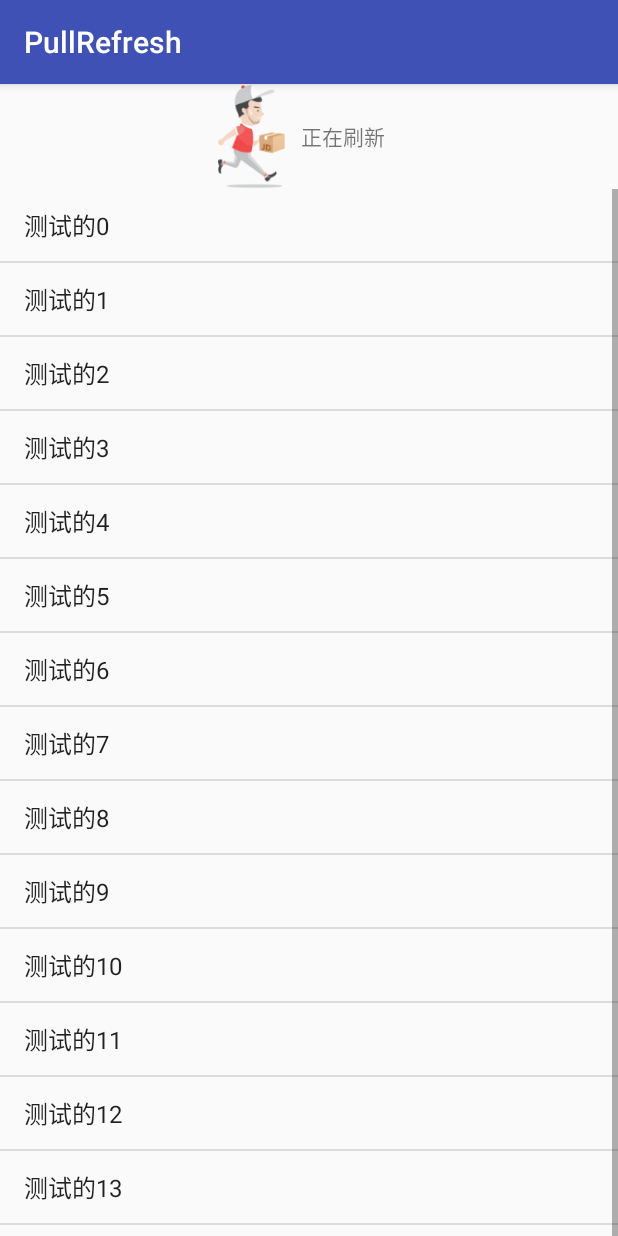
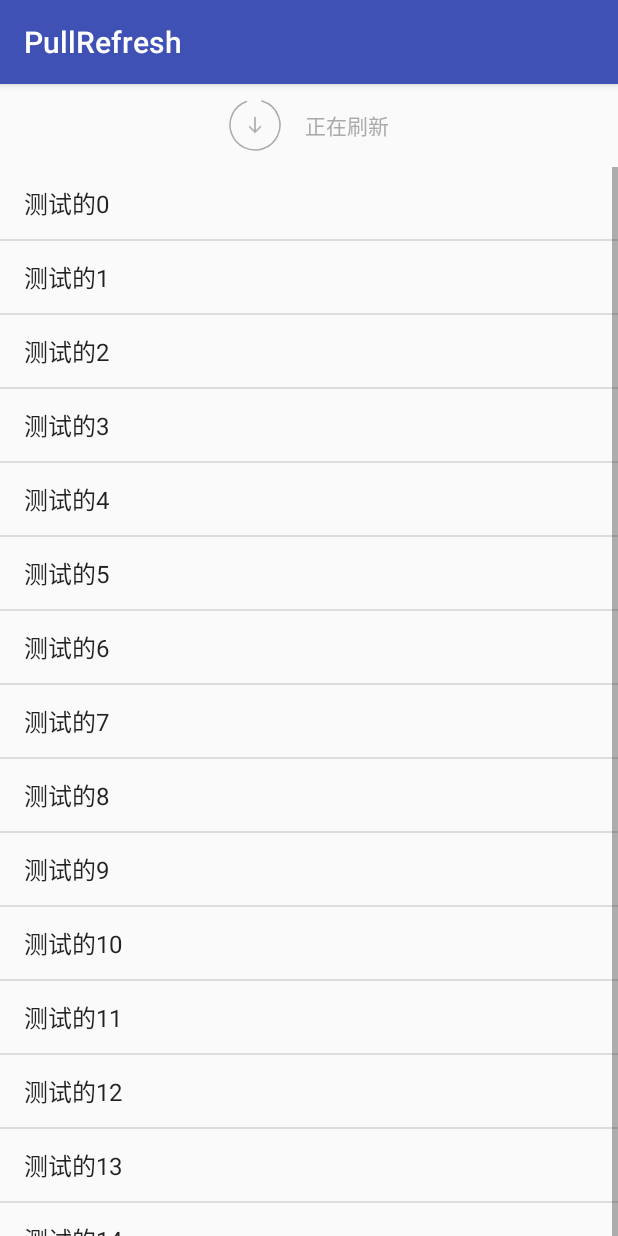
Before and after one commit to yixiaolunhui/PullRefresh, an Android app: the first screen one second after launch (MainActivity), on a phone screen of 412 x 824 dp. Run offline under Robolectric (Android 15) with nearby library versions, the phone set to English and light mode, and no system bars.

Commit message:
1、增加淘宝下拉刷新样式

```diff
--- a/app/src/main/java/com/dalong/pullrefresh/MainActivity.java
+++ b/app/src/main/java/com/dalong/pullrefresh/MainActivity.java
@@ -8,9 +8,7 @@ import android.util.Log;
 import android.widget.ArrayAdapter;
 import android.widget.ListView;
 
-import com.dalong.pullrefresh.view.jd.JDRefreshLayout;
-import com.dalong.pullrefresh.view.meituan.MeiTuanRefreshView;
-import com.dalong.pullrefresh.view.qq.QQRefreshView;
+import com.dalong.pullrefresh.view.ring.RingRefreshView;
 import com.dalong.refreshlayout.OnRefreshListener;
 
 import java.util.ArrayList;
@@ -18,7 +16,7 @@ import java.util.List;
 
 public class MainActivity extends AppCompatActivity {
 
-    private JDRefreshLayout refreshview;
+    private RingRefreshView refreshview;
     private ListView listview;
 
     public List<String> list=new ArrayList<>();
@@ -28,7 +26,7 @@ public class MainActivity extends AppCompatActivity {
         super.onCreate(savedInstanceState);
         setContentView(R.layout.activity_main);
         initData();
-        refreshview=(JDRefreshLayout)findViewById(R.id.refreshview);
+        refreshview=(RingRefreshView)findViewById(R.id.refreshview);
         listview=(ListView)findViewById(R.id.listview);
         refreshview.setAutoRefresh(true);
         refreshview.setOnRefreshListener(new OnRefreshListener() {
--- /dev/null
+++ b/app/src/main/java/com/dalong/pullrefresh/view/ring/RingHeader.java
@@ -0,0 +1,97 @@
+package com.dalong.pullrefresh.view.ring;
+
+import android.content.Context;
+import android.util.Log;
+import android.view.LayoutInflater;
+import android.view.View;
+import android.view.ViewGroup;
+import android.view.animation.AnimationUtils;
+import android.view.animation.LinearInterpolator;
+import android.view.animation.RotateAnimation;
+import android.widget.RelativeLayout;
+import android.widget.TextView;
+
+import com.dalong.pullrefresh.R;
+import com.dalong.pullrefresh.widget.RingProgressBar;
+import com.dalong.refreshlayout.OnHeaderListener;
+
+/**
+ * Created by zhouweilong on 2016/10/25.
+ */
+
+public class RingHeader extends RelativeLayout implements OnHeaderListener {
+
+    private  RotateAnimation refreshingAnimation;
+    private  TextView ring_refresh_status;
+    private  RingProgressBar progress_bar;
+    private View headerView;
+
+    public RingHeader(Context context) {
+        super(context);
+        headerView= LayoutInflater.from(context).inflate(R.layout.ring_refresh_header, this, true);
+        progress_bar=(RingProgressBar)headerView.findViewById(R.id.progress_bar);
+        ring_refresh_status=(TextView)headerView.findViewById(R.id.ring_refresh_status);
+        refreshingAnimation = (RotateAnimation) AnimationUtils.loadAnimation(
+                context, R.anim.rotating);
+        // 添加匀速转动动画
+        LinearInterpolator lir = new LinearInterpolator();
+        refreshingAnimation.setInterpolator(lir);
+
+        measureView(headerView);
+        progress_bar.setProgress(90);
+    }
+    private void measureView(View child) {
+        ViewGroup.LayoutParams p = child.getLayoutParams();
+        if (p == null) {
+            p = new ViewGroup.LayoutParams(ViewGroup.LayoutParams.MATCH_PARENT,
+                    ViewGroup.LayoutParams.WRAP_CONTENT);
+        }
+        int childWidthSpec = ViewGroup.getChildMeasureSpec(0, 0 + 0, p.width);
+        int lpHeight = p.height;
+        int childHeightSpec;
+        if (lpHeight > 0) {
+            childHeightSpec = MeasureSpec.makeMeasureSpec(lpHeight,
+                    MeasureSpec.EXACTLY);
+        } else {
+            childHeightSpec = MeasureSpec.makeMeasureSpec(0,
+                    MeasureSpec.UNSPECIFIED);
+        }
+        child.measure(childWidthSpec, childHeightSpec);
+    }
+    @Override
+    public void onRefreshBefore(int scrollY, int refreshHeight, int headerHeight) {
+        int progress=(int) ((Math.abs(scrollY)/(1.0f*refreshHeight))*100);
+        ring_refresh_status.setText("下拉刷新");
+        progress_bar.setProgress(progress>90?90:progress);
+        progress_bar.setShowJT(true);
+    }
+
+    @Override
+    public void onRefreshAfter(int scrollY, int refreshHeight, int headerHeight) {
+        ring_refresh_status.setText("松开刷新");
+        progress_bar.setShowJT(false);
+    }
+
+    @Override
+    public void onRefreshReady(int scrollY, int refreshHeight, int headerHeight) {
+
+    }
+
+    @Override
+    public void onRefreshing(int scrollY, int refreshHeight, int headerHeight) {
+        ring_refresh_status.setText("正在刷新");
+        progress_bar.startAnimation(refreshingAnimation);
+    }
+
+    @Override
+    public void onRefreshComplete(int scrollY, int refreshHeight, int headerHeight, boolean isRefreshSuccess) {
+        ring_refresh_status.setText(isRefreshSuccess?"刷新完成":"刷新失败");
+        progress_bar.clearAnimation();
+    }
+
+    @Override
+    public void onRefreshCancel(int scrollY, int refreshHeight, int headerHeight) {
+        ring_refresh_status.setText("刷新取消");
+        progress_bar.clearAnimation();
+    }
+}
--- /dev/null
+++ b/app/src/main/java/com/dalong/pullrefresh/view/ring/RingRefreshView.java
@@ -0,0 +1,41 @@
+package com.dalong.pullrefresh.view.ring;
+
+
+import android.content.Context;
+import android.util.AttributeSet;
+
+import com.dalong.pullrefresh.view.qq.QQHeader;
+import com.dalong.refreshlayout.FooterView;
+import com.dalong.refreshlayout.RefreshLayout;
+
+/**
+ * Ring下拉刷新
+ * Created by zhouweilong on 2016/10/19.
+ */
+
+public class RingRefreshView extends RefreshLayout {
+
+    public RingRefreshView(Context context) {
+        super(context);
+    }
+
+    public RingRefreshView(Context context, AttributeSet attrs) {
+        super(context, attrs);
+    }
+
+    @Override
+    protected void onFinishInflate() {
+        super.onFinishInflate();
+        init();
+    }
+
+    public void init() {
+        RingHeader header = new RingHeader(getContext());
+        FooterView footer = new FooterView(getContext());
+
+        addHeader(header);
+        addFooter(footer);
+        setOnHeaderListener(header);
+        setOnFooterListener(footer);
+    }
+}
--- /dev/null
+++ b/app/src/main/java/com/dalong/pullrefresh/widget/RingProgressBar.java
@@ -0,0 +1,485 @@
+package com.dalong.pullrefresh.widget;
+
+import android.annotation.SuppressLint;
+import android.content.Context;
+import android.content.res.TypedArray;
+import android.graphics.Bitmap;
+import android.graphics.BitmapFactory;
+import android.graphics.Canvas;
+import android.graphics.Color;
+import android.graphics.Paint;
+import android.graphics.RectF;
+import android.graphics.Typeface;
+import android.util.AttributeSet;
+import android.view.View;
+
+import com.dalong.pullrefresh.R;
+
+
+public class RingProgressBar extends View {
+
+    private Bitmap mImage;
+    //画笔对象
+    private Paint paint;
+
+    //View宽度
+    private int width;
+
+    //View高度
+    private int height;
+
+    //默认宽高值
+    private int result = 0;
+
+    //默认padding值
+    private int padding = 0;
+
+    //圆环的颜色
+    private int ringColor;
+
+    //圆环进度颜色
+    private int ringProgressColor;
+
+    //文字颜色
+    private int textColor;
+
+    //文字大小
+    private float textSize;
+
+    //圆环宽度
+    private float ringWidth;
+
+    //最大值
+    private int max;
+
+    //进度值
+    private int progress;
+
+    //是否显示文字
+    private boolean textIsShow;
+
+    //圆环进度条的样式
+    private int style;
+
+    //空心样式
+    public static final int STROKE = 0;
+
+    //实心样式
+    public static final int FILL = 1;
+
+    //进度回调接口
+    private OnProgressListener mOnProgressListener;
+
+    // 圆环中心
+    private int centre;
+
+    // 圆环半径
+    private int radius;
+
+    //是否显示图片
+    private boolean isShowImage=true;
+
+
+    public RingProgressBar(Context context) {
+
+        this(context, null);
+    }
+
+    public RingProgressBar(Context context, AttributeSet attrs) {
+
+        this(context, attrs, 0);
+    }
+
+    public RingProgressBar(Context context, AttributeSet attrs, int defStyle) {
+
+        super(context, attrs, defStyle);
+
+        //初始化画笔
+        paint = new Paint();
+
+        //初始化默认宽高值
+        result = dp2px(100);
+
+        //初始化属性
+        TypedArray mTypedArray = context.obtainStyledAttributes(attrs, R.styleable.RingProgressBar);
+
+        ringColor = mTypedArray.getColor(R.styleable.RingProgressBar_ringColor, Color.BLACK);
+        ringProgressColor = mTypedArray.getColor(R.styleable.RingProgressBar_ringProgressColor, Color.WHITE);
+        textColor = mTypedArray.getColor(R.styleable.RingProgressBar_textColor, Color.BLACK);
+        textSize = mTypedArray.getDimension(R.styleable.RingProgressBar_textSize, 16);
+        ringWidth = mTypedArray.getDimension(R.styleable.RingProgressBar_ringWidth, 5);
+        max = mTypedArray.getInteger(R.styleable.RingProgressBar_max, 100);
+        textIsShow = mTypedArray.getBoolean(R.styleable.RingProgressBar_textIsShow, true);
+        style = mTypedArray.getInt(R.styleable.RingProgressBar_style, 0);
+        mImage = BitmapFactory.decodeResource(getResources(), mTypedArray.getResourceId(R.styleable.RingProgressBar_ringImage, 0));
+        mTypedArray.recycle();
+    }
+
+    @SuppressLint("DrawAllocation")
+    @Override
+    protected void onDraw(Canvas canvas) {
+
+        super.onDraw(canvas);
+
+        centre = getWidth() / 2;
+        radius = (int) (centre - ringWidth / 2);
+
+        //绘制外层圆
+        drawCircle(canvas);
+        //绘制文本内容
+        drawTextContent(canvas);
+        //绘制进度条
+        drawProgress(canvas);
+        //绘制中间的箭头
+        drawImage(canvas);
+    }
+
+    /**
+     * 绘制中间的箭头
+     * @param canvas
+     */
+    private void drawImage(Canvas canvas) {
+        if(isShowImage){
+            canvas.drawBitmap(mImage,getWidth() / 2-mImage.getWidth()/2, getHeight() / 2-mImage.getHeight()/2, paint);
+        }
+
+    }
+
+
+    /**
+     * 设置是否需要显示下拉箭头
+     * @param isShow
+     */
+    public void setShowJT(boolean isShow){
+        isShowImage=isShow;
+        postInvalidate();
+    }
+
+    /**
+     * 绘制外层圆环
+     *
+     * @param canvas
+     */
+    private void drawCircle(Canvas canvas)
+    {
+        //设置画笔颜色
+        paint.setColor(ringColor);
+        //设置画笔样式
+        paint.setStyle(Paint.Style.STROKE);
+        //设置stroke的宽度
+        paint.setStrokeWidth(ringWidth);
+        //设置抗锯齿
+        paint.setAntiAlias(true);
+        //绘制圆形
+        canvas.drawCircle(centre, centre, radius, paint);
+    }
+
+    /**
+     * 绘制进度文本
+     *
+     * @param canvas
+     */
+    private void drawTextContent(Canvas canvas) {
+        //设置stroke的宽度
+        paint.setStrokeWidth(0);
+        //设置文字的颜色
+        paint.setColor(textColor);
+        //设置文字的大小
+        paint.setTextSize(textSize);
+        //设置文字的style
+        paint.setTypeface(Typeface.DEFAULT);
+        //设置进度值
+        int percent = (int) (((float) progress / (float) max) * 100);
+        //获取文字的宽度 用于绘制文本内容
+        float textWidth = paint.measureText(percent + "%");
+        //绘制文本 会根据设置的是否显示文本的属性&是否是Stroke的样式进行判断
+        if (textIsShow && percent != 0 && style == STROKE)
+        {
+            canvas.drawText(percent + "%", centre - textWidth / 2, centre + textSize / 2, paint);
+        }
+
+    }
+
+
+    /**
+     * 绘制进度条
+     *
+     * @param canvas
+     */
+    private void drawProgress(Canvas canvas) {
+        //绘制进度 根据设置的样式进行绘制
+        paint.setStrokeWidth(ringWidth);
+        paint.setColor(ringProgressColor);
+
+        //Stroke样式
+        RectF strokeOval = new RectF(centre - radius, centre - radius, centre + radius, centre + radius);
+        //FIll样式
+        RectF fillOval = new RectF(centre - radius + ringWidth + padding, centre - radius + ringWidth + padding, centre + radius - ringWidth - padding, centre + radius - ringWidth - padding);
+
+        switch (style)
+        {
+            case STROKE:
+            {
+                paint.setStyle(Paint.Style.STROKE);
+                paint.setStrokeCap(Paint.Cap.ROUND);
+                canvas.drawArc(strokeOval, -110, -360 * progress / max, false, paint);
+                break;
+            }
+            case FILL:
+            {
+                paint.setStyle(Paint.Style.FILL_AND_STROKE);
+                paint.setStrokeCap(Paint.Cap.ROUND);
+                if (progress != 0)
+                    canvas.drawArc(fillOval, -90, 360 * progress / max, true, paint);
+                break;
+            }
+        }
+    }
+
+
+    @Override
+    protected void onMeasure(int widthMeasureSpec, int heightMeasureSpec) {
+
+        super.onMeasure(widthMeasureSpec, heightMeasureSpec);
+        //获取宽高的mode和size
+        int widthMode = MeasureSpec.getMode(widthMeasureSpec);
+        int widthSize = MeasureSpec.getSize(widthMeasureSpec);
+        int heightMode = MeasureSpec.getMode(heightMeasureSpec);
+        int heightSize = MeasureSpec.getSize(heightMeasureSpec);
+
+        //测量宽度
+        if (widthMode == MeasureSpec.AT_MOST)
+            width = result;
+        else
+            width = widthSize;
+
+        //测量高度
+        if (heightMode == MeasureSpec.AT_MOST)
+            height = result;
+        else
+            height = heightSize;
+
+        //设置测量的宽高值
+        setMeasuredDimension(width, height);
+    }
+
+    @Override
+    protected void onSizeChanged(int w, int h, int oldw, int oldh)
+    {
+
+        super.onSizeChanged(w, h, oldw, oldh);
+        //确定View的宽高
+        width = w;
+        height = h;
+        //初始化padding值 默认设置为5
+        padding = dp2px(5);
+    }
+
+    /**
+     * 获取当前的最大进度值
+     *
+     * @return
+     */
+    public synchronized int getMax()
+    {
+
+        return max;
+    }
+
+    /**
+     * 设置最大进度值
+     *
+     * @param max
+     */
+    public synchronized void setMax(int max)
+    {
+
+        if (max < 0)
+        {
+            throw new IllegalArgumentException("The max progress of 0");
+        }
+        this.max = max;
+    }
+
+    /**
+     * 获取进度值
+     *
+     * @return
+     */
+    public synchronized int getProgress()
+    {
+
+        return progress;
+    }
+
+    /**
+     * 设置进度值 根据进度值进行View的重绘刷新进度
+     *
+     * @param progress
+     */
+    public synchronized void setProgress(int progress)
+    {
+
+        if (progress < 0)
+        {
+            throw new IllegalArgumentException("The progress of 0");
+        }
+        if (progress > max)
+        {
+            progress = max;
+        }
+        if (progress <= max)
+        {
+            this.progress = progress;
+            postInvalidate();
+        }
+        if (progress == max)
+        {
+            if (mOnProgressListener != null)
+            {
+                mOnProgressListener.progressToComplete();
+            }
+        }
+    }
+
+
+    /**
+     * 获取圆环的颜色
+     *
+     * @return
+     */
+    public int getRingColor()
+    {
+
+        return ringColor;
+    }
+
+    /**
+     * 设置圆环的颜色
+     *
+     * @param ringColor
+     */
+    public void setRingColor(int ringColor)
+    {
+
+        this.ringColor = ringColor;
+    }
+
+    /**
+     * 获取圆环进度的颜色
+     *
+     * @return
+     */
+    public int getRingProgressColor()
+    {
+
+        return ringProgressColor;
+    }
+
+    /**
+     * 设置圆环进度的颜色
+     *
+     * @param ringProgressColor
+     */
+    public void setRingProgressColor(int ringProgressColor)
+    {
+
+        this.ringProgressColor = ringProgressColor;
+    }
+
+    /**
+     * 获取文字的颜色
+     *
+     * @return
+     */
+    public int getTextColor()
+    {
+
+        return textColor;
+    }
+
+    /**
+     * 设置文字颜色
+     *
+     * @param textColor
+     */
+    public void setTextColor(int textColor)
+    {
+
+        this.textColor = textColor;
+    }
+
+    /**
+     * 获取文字的大小
+     *
+     * @return
+     */
+    public float getTextSize()
+    {
+
+        return textSize;
+    }
+
+    /**
+     * 设置文字的大小
+     *
+     * @param textSize
+     */
+    public void setTextSize(float textSize)
+    {
+
+        this.textSize = textSize;
+    }
+
+    /**
+     * 获取圆环的宽度
+     *
+     * @return
+     */
+    public float getRingWidth()
+    {
+
+        return ringWidth;
+    }
+
+    /**
+     * 设置圆环的宽度
+     *
+     * @param ringWidth
+     */
+    public void setRingWidth(float ringWidth)
+    {
+
+        this.ringWidth = ringWidth;
+    }
+
+
+    /**
+     * dp转px
+     *
+     * @param dp
+     * @return
+     */
+    public int dp2px(int dp)
+    {
+
+        float density = getContext().getResources().getDisplayMetrics().density;
+        return (int) (dp * density + 0.5f);
+    }
+
+
+    /**
+     * 进度完成回调接口
+     */
+    public interface OnProgressListener
+    {
+
+        void progressToComplete();
+    }
+
+    public void setOnProgressListener(OnProgressListener mOnProgressListener)
+    {
+
+        this.mOnProgressListener = mOnProgressListener;
+    }
+}
--- a/app/src/main/res/layout/activity_main.xml
+++ b/app/src/main/res/layout/activity_main.xml
@@ -6,7 +6,7 @@
     android:layout_height="match_parent"
     tools:context="com.dalong.pullrefresh.MainActivity">
 
-    <com.dalong.pullrefresh.view.jd.JDRefreshLayout
+    <com.dalong.pullrefresh.view.ring.RingRefreshView
         android:id="@+id/refreshview"
         android:layout_width="match_parent"
         android:layout_height="match_parent">
@@ -19,6 +19,6 @@
 
 
 
-    </com.dalong.pullrefresh.view.jd.JDRefreshLayout>
+    </com.dalong.pullrefresh.view.ring.RingRefreshView>
 
 </RelativeLayout>
--- /dev/null
+++ b/app/src/main/res/layout/ring_refresh_header.xml
@@ -0,0 +1,35 @@
+<?xml version="1.0" encoding="utf-8"?>
+<LinearLayout xmlns:android="http://schemas.android.com/apk/res/android"
+    xmlns:app="http://schemas.android.com/apk/res-auto"
+    android:orientation="horizontal"
+    android:padding="10dp"
+    android:gravity="center_horizontal"
+    android:layout_width="match_parent"
+    android:layout_height="wrap_content">
+
+    <com.dalong.pullrefresh.widget.RingProgressBar
+        android:id="@+id/progress_bar"
+        android:layout_centerInParent="true"
+        android:layout_alignParentTop="true"
+        app:max="100"
+        app:ringImage="@mipmap/jiantou"
+        app:ringColor="@android:color/transparent"
+        app:ringProgressColor="@android:color/darker_gray"
+        app:ringWidth="1dp"
+        app:style="STROKE"
+        app:textColor="@color/colorPrimary"
+        app:textIsShow="false"
+        app:textSize="16sp"
+        android:layout_width="35dp"
+        android:layout_height="35dp" />
+
+    <TextView
+        android:id="@+id/ring_refresh_status"
+        android:textSize="14sp"
+        android:layout_marginLeft="15dp"
+        android:text="下拉刷新"
+        android:gravity="center_vertical"
+        android:textColor="@android:color/darker_gray"
+        android:layout_width="wrap_content"
+        android:layout_height="match_parent" />
+</LinearLayout>
```
Also changed, not shown: app/src/main/res/values/ring_style.xml (added, +17 -0 lines), app/src/main/res/mipmap-xhdpi/jiantou.png (added), 2 other files.
